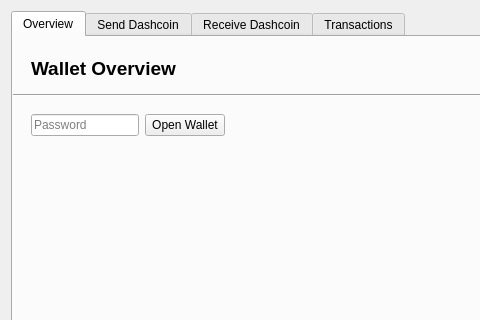
Old version of the form dashcoinwallet.ui in the repository pwstegman/DashcoinWalletGUI; both pictures show x 0 to 480 and y 0 to 320 of the 750 by 481 pixel window.
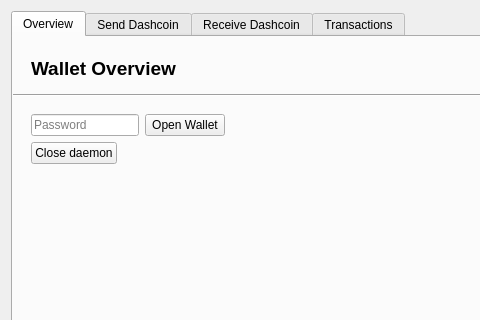
New version of the form.

Commit message: Sends exit command to daemon

The edit to the form file:
```diff
--- a/dashcoinwallet.ui
+++ b/dashcoinwallet.ui
@@ -185,6 +185,13 @@
                 </layout>
                </widget>
               </item>
+              <item row="1" column="0">
+               <widget class="QPushButton" name="closeDaemon_btn">
+                <property name="text">
+                 <string>Close daemon</string>
+                </property>
+               </widget>
+              </item>
              </layout>
             </widget>
            </item>
```
The commit also changes 4 other files.
